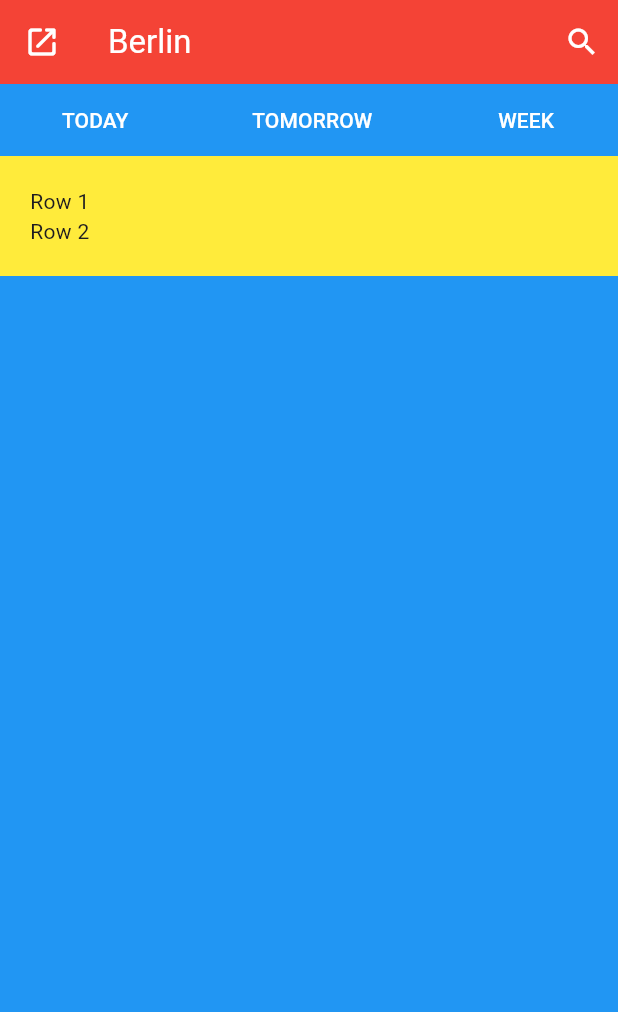
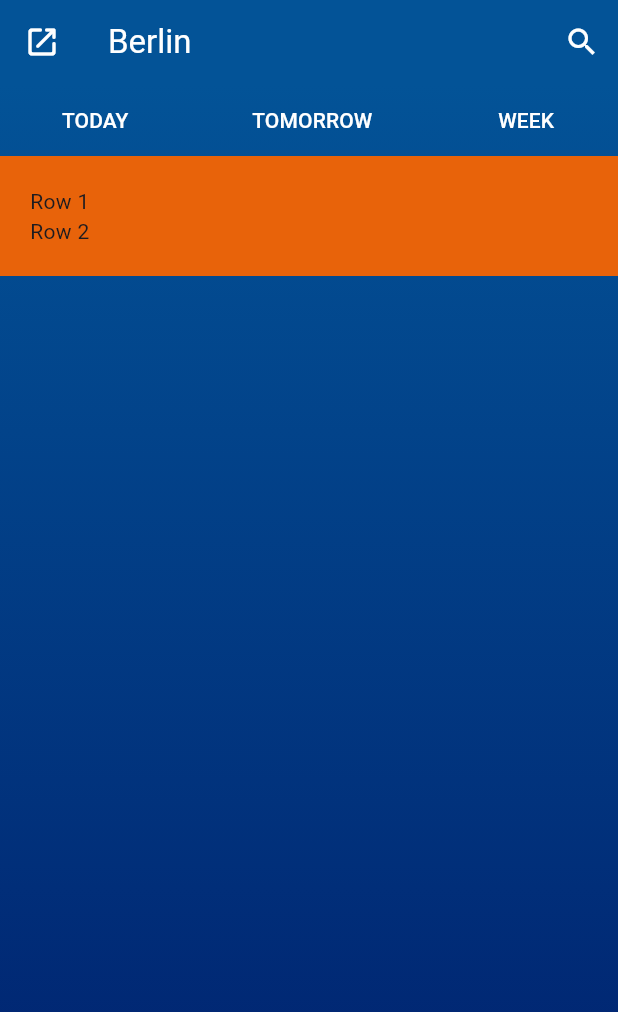
Before and after one commit to ramos-vini/skycast-weather-app, a Flutter app: the screen it shows after launch, on a phone screen of 412 x 824 dp. Shown: the top 1012 px of the screen. Run offline on Flutter 3.47's test engine with Material 3 defaults, Android fonts, the phone set to English and light mode, and no system bars.

Commit message:
[FEP-21] created AppColors widget

```diff
--- /dev/null
+++ b/app/lib/data/app_colors.dart
@@ -0,0 +1,8 @@
+import 'package:flutter/material.dart';
+
+class AppColors {
+  static const darkBlue = Color.fromARGB(255, 0, 30, 108);
+  static const blue = Color.fromARGB(255, 3, 83, 151);
+  static const orange = Color.fromARGB(255, 232, 99, 10);
+  static const yellow = Color.fromARGB(255, 252, 217, 0);
+}
--- a/app/lib/screens/home_screen.dart
+++ b/app/lib/screens/home_screen.dart
@@ -2,6 +2,7 @@ import 'package:flutter/material.dart';
 import 'package:app/widgets/timeframe_header.dart';
 import 'package:app/screens/day_screen.dart';
 import 'package:app/screens/week_screen.dart';
+import 'package:app/data/app_colors.dart';
 
 class Home extends StatefulWidget {
   const Home({super.key});
@@ -11,14 +12,14 @@ class Home extends StatefulWidget {
 }
 
 class _HomeState extends State<Home> {
-  // TODO: DayScreen must receive a timeframe parameter ('today' || 'tomorrow')
+  // DayScreen must receive a timeframe parameter ('today' || 'tomorrow')
   Widget currentTimeframe = const DayScreen();
 
   @override
   Widget build(BuildContext context) {
     return Scaffold(
       appBar: AppBar(
-        backgroundColor: Colors.red,
+        backgroundColor: AppColors.blue,
         leading: IconButton(
             onPressed: () {},
             icon: const Icon(Icons.open_in_new_rounded, color: Colors.white)),
@@ -33,13 +34,18 @@ class _HomeState extends State<Home> {
         ],
       ),
       body: Container(
-        color: Colors.blue,
+        decoration: const BoxDecoration(
+            gradient: LinearGradient(
+                colors: [AppColors.blue, AppColors.darkBlue],
+                begin: Alignment.topCenter,
+                end: Alignment.bottomCenter)),
         child: Column(
           children: [
             const TimeframeHeader(),
             Container(
                 padding: const EdgeInsets.all(20),
-                color: Colors.yellow,
+                //color: Colors.yellow,
+                color: AppColors.orange,
                 child: currentTimeframe)
           ],
         ),
```
